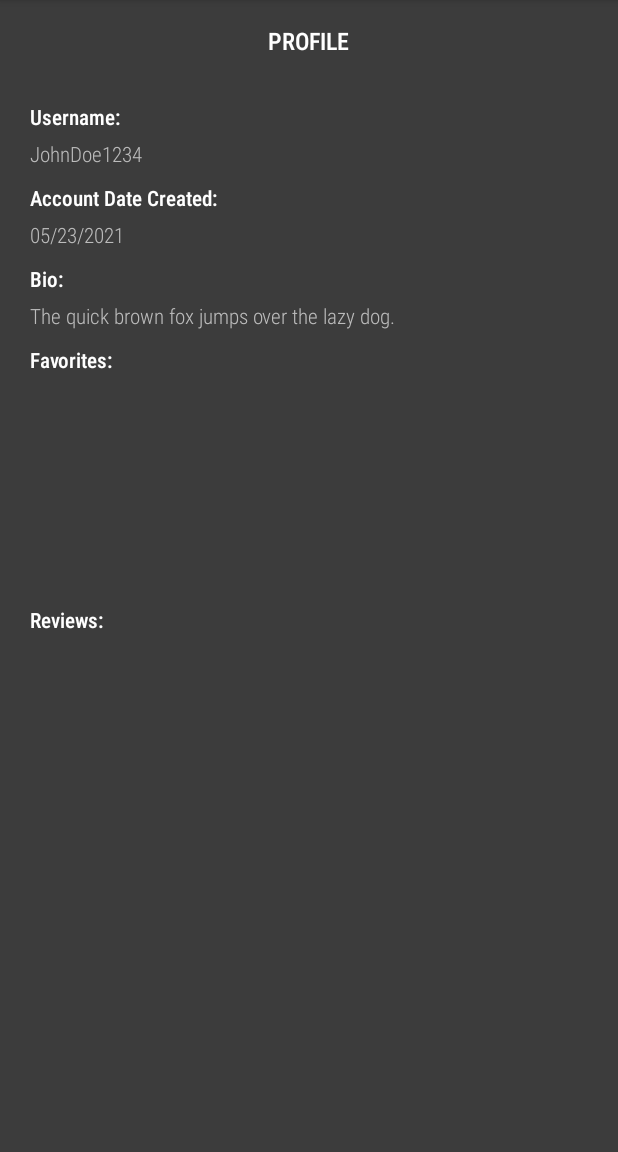
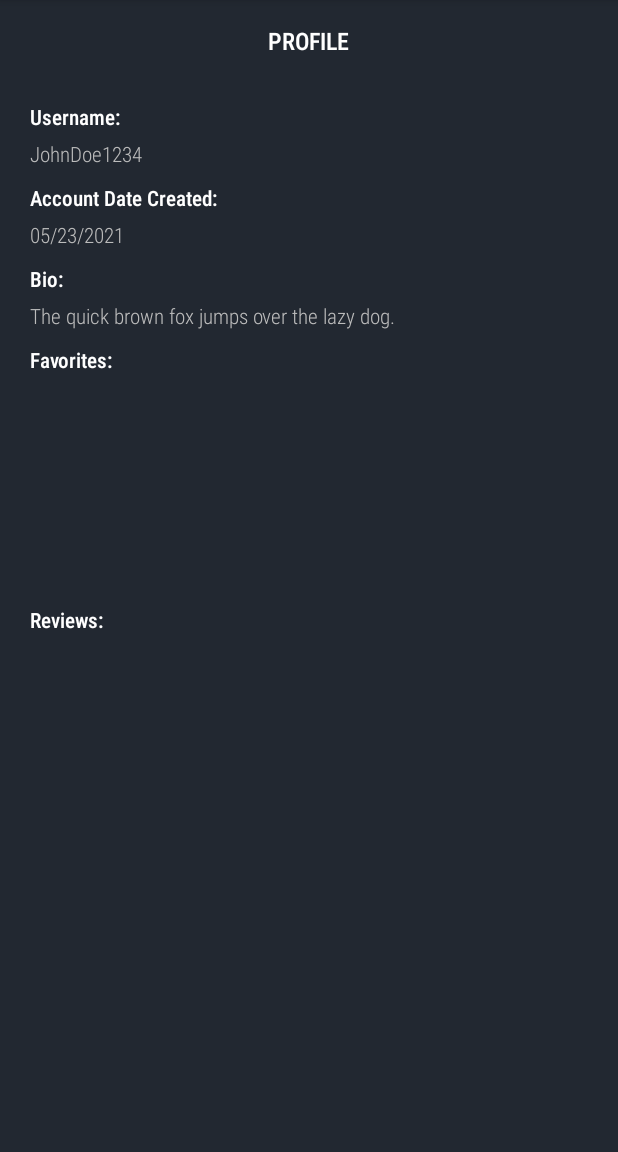
Before and after one commit to DenverNoveda/MOBDEVE-MC02, an Android app: the UserProfileActivity screen opened directly, with no data from a screen before it, on a phone screen of 412 x 824 dp, the part 84-1236 px from its top. Run offline under Robolectric (Android 15) with nearby library versions, the phone set to English and light mode, and no system bars.

Commit message:
Edited userProfile layout

```diff
--- a/app/src/main/res/layout/activity_user_profile.xml
+++ b/app/src/main/res/layout/activity_user_profile.xml
@@ -4,7 +4,7 @@
     xmlns:tools="http://schemas.android.com/tools"
     android:layout_width="match_parent"
     android:layout_height="match_parent"
-    android:background="#3C3C3C"
+    android:background="#222831"
     tools:context=".UserProfileActivity">
 
     <ScrollView
@@ -14,7 +14,7 @@
         <LinearLayout
             android:layout_width="match_parent"
             android:layout_height="wrap_content"
-            android:orientation="vertical" >
+            android:orientation="vertical">
 
             <TextView
                 android:id="@+id/textView7"
```
